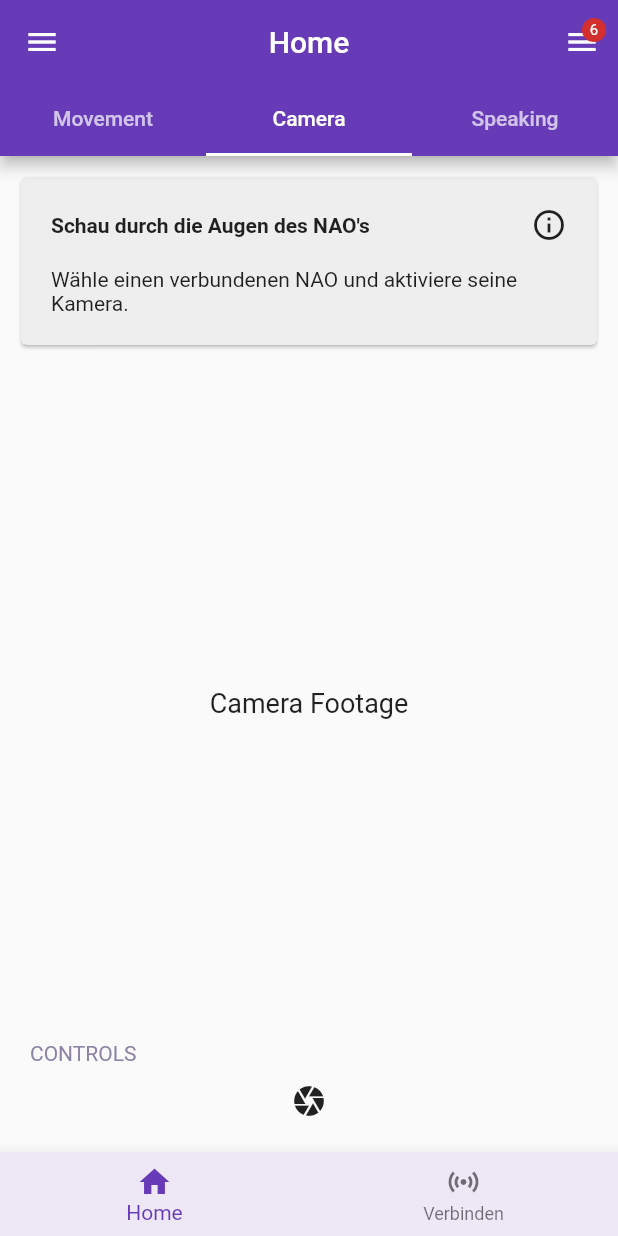
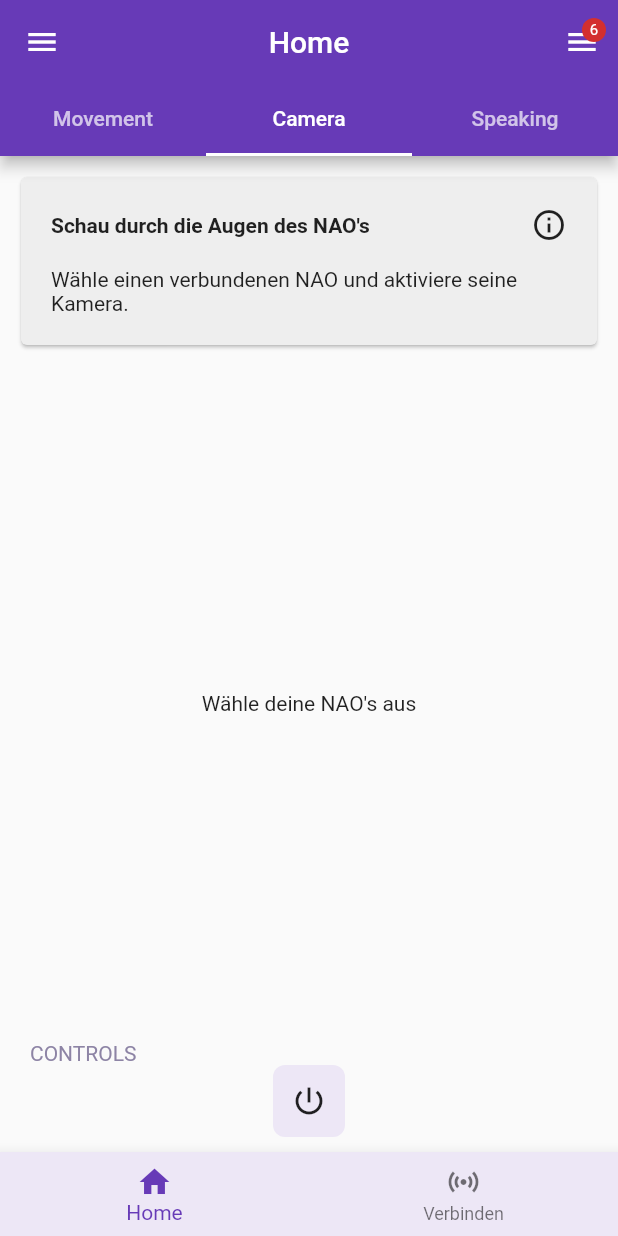
Before and after one commit to sbaer2306/NAO-APP, a Flutter app: the screen it shows after launch, tab 2 chosen, on a phone screen of 412 x 824 dp. Run offline on Flutter 3.47's test engine with Material 2 defaults, Android fonts, the phone set to English and light mode, and no system bars; our stand-ins replace loading_animation_widget; missing offline and left inert: animated_check, flutter_mjpeg.

Commit message:
Movement stop on release, camera page constructed Camera Implemention

```diff
--- a/lib/api/robot_api_interface.dart
+++ b/lib/api/robot_api_interface.dart
@@ -1,5 +1,5 @@
 abstract class RobotInterface {
   Future<void> setPosture(String posture);
   Future<void> move(Object direction);
-  Future<void> activateCamera();
+  String getVideoStream();
 }
--- a/lib/pages/camera_view.dart
+++ b/lib/pages/camera_view.dart
@@ -2,6 +2,7 @@ import 'package:flutter/material.dart';
 import 'package:provider/provider.dart';
 import '../providers/robot_provider.dart';
 import '../ui_elements/info_card.dart';
+import 'package:flutter_mjpeg/flutter_mjpeg.dart';
 
 class CameraView extends StatefulWidget {
   const CameraView({Key? key}) : super(key: key);
@@ -11,22 +12,18 @@ class CameraView extends StatefulWidget {
 }
 
 class CameraViewState extends State<CameraView> {
-  List<String> imageUrls = []; //Storing images send from Nao here.
+  bool isPressed = false;
+
+  void toggleView() {
+    setState(() {
+      isPressed = !isPressed;
+    });
+  }
+
   @override
   Widget build(BuildContext context) {
     final robotProvider = Provider.of<RobotProvider>(context, listen: false);
-
-    Future<void> activateCamera() async {
-      //f.e. fetchedImageUrls = await
-      try {
-        //f.e. List<String> fetchedImageUrls = await robotProvider.items[0].activateCamera();
-        setState(() {
-          //imageUrls = fetchedImageUrls;
-        });
-      } catch (error) {
-        print('Error occured: $error');
-      }
-    }
+    final robots = robotProvider.items;
 
     return Column(
       crossAxisAlignment: CrossAxisAlignment.stretch,
@@ -36,16 +33,25 @@ class CameraViewState extends State<CameraView> {
           description:
               "Wähle einen verbundenen NAO und aktiviere seine Kamera.",
         ),
-        const Expanded(
+        Expanded(
           child: Padding(
-            padding: EdgeInsets.symmetric(horizontal: 16.0),
-            child: Center(
-              child: Text(
-                'Camera Footage',
-                style: TextStyle(fontSize: 18),
-              ),
-            ),
-          ),
+              padding: const EdgeInsets.symmetric(horizontal: 16.0),
+              child: Center(
+                  child: isPressed
+                      ? GridView.builder(
+                          gridDelegate:
+                              SliverGridDelegateWithFixedCrossAxisCount(
+                                  crossAxisCount: (robots.length / 2).round()),
+                          itemCount: robots
+                              .length, //TODO: auf ausgewählte Robots reduzieren
+                          itemBuilder: (context, index) {
+                            return Mjpeg(
+                              stream: robots[index].getVideoStream(),
+                              isLive: true,
+                            );
+                          },
+                        )
+                      : const Text("Wähle deine NAO's aus"))),
         ),
         SizedBox(
           width: double.infinity,
@@ -62,9 +68,17 @@ class CameraViewState extends State<CameraView> {
           spacing: 8.0,
           alignment: WrapAlignment.center,
           children: [
-            IconButton(
-              onPressed: activateCamera,
-              icon: const Icon(Icons.camera),
+            Container(
+              decoration: BoxDecoration(
+                color: Colors.deepPurple[50],
+                borderRadius: BorderRadius.circular(8.0),
+              ),
+              child: IconButton(
+                onPressed: () {
+                  toggleView();
+                },
+                icon: const Icon(Icons.power_settings_new),
+              ),
             ),
           ],
         ),
--- a/pubspec.yaml
+++ b/pubspec.yaml
@@ -16,6 +16,7 @@ dependencies:
   loading_animation_widget: ^1.2.0+4
   animated_check: ^1.0.5
   mockito: ^5.4.0
+  flutter_mjpeg: ^2.0.3
 
 dev_dependencies:
   flutter_test:
```
Also changed, not shown: lib/models/robot_model.dart (+6 -18 lines), pubspec.lock.
